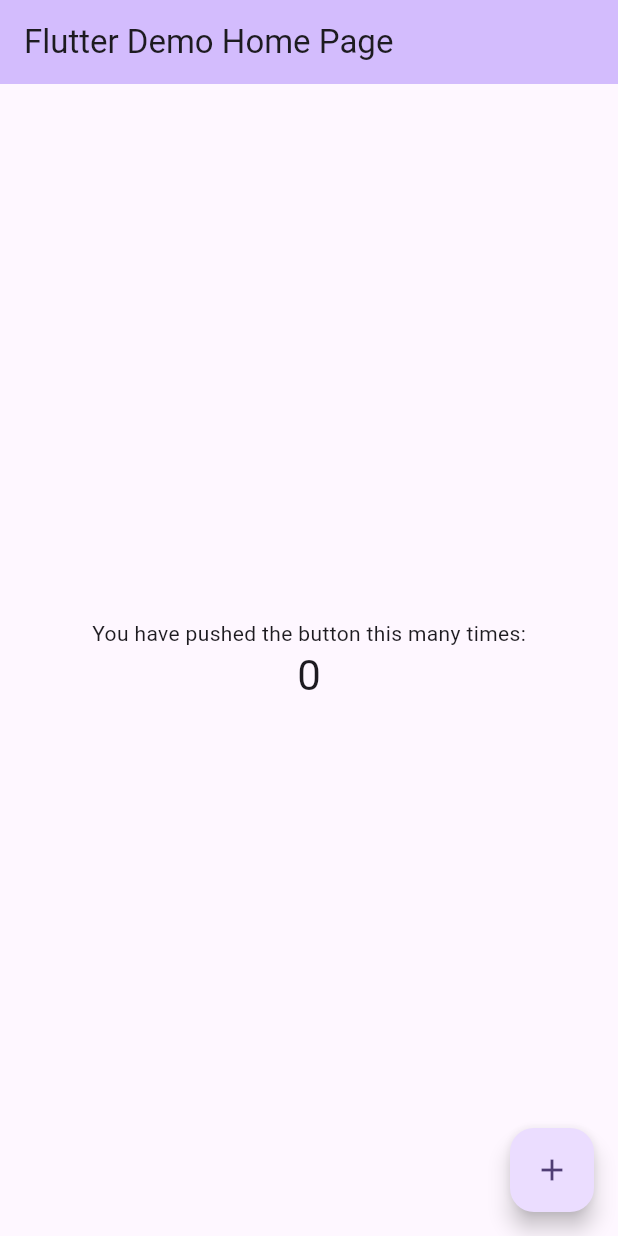
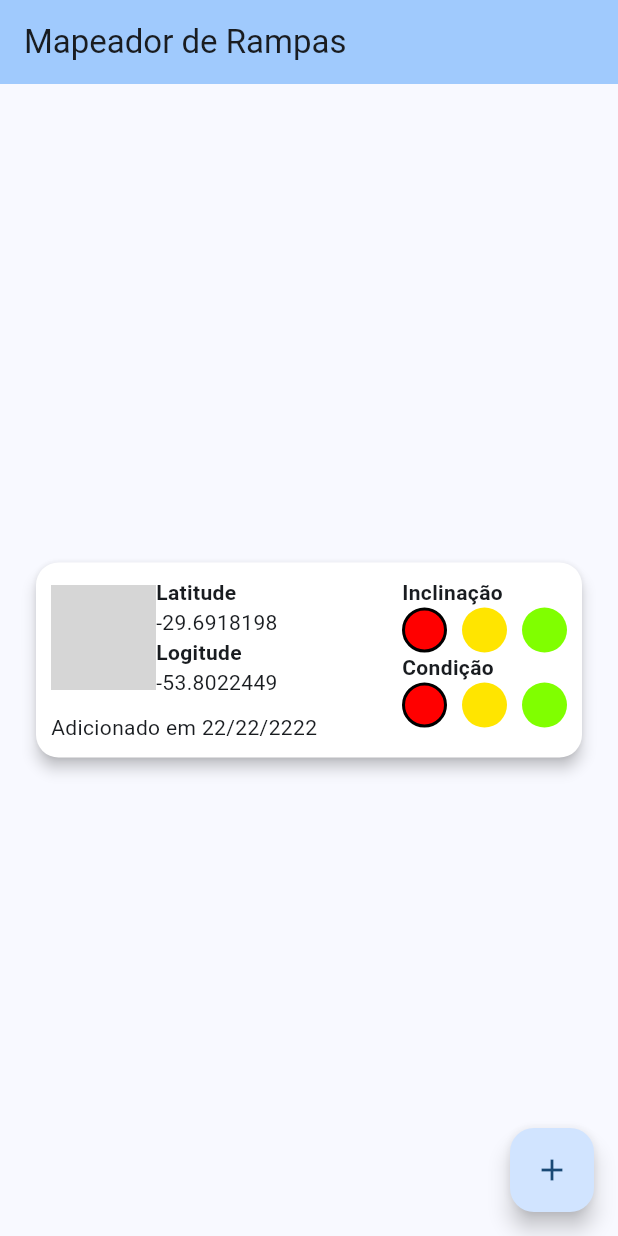
Before and after one commit to zitske/rampi-mapeador, a Flutter app: the screen it shows after launch, on a phone screen of 412 x 824 dp. Run offline on Flutter 3.47's test engine with Material 3 defaults, Android fonts, the light colour scheme and no system bars; our stand-ins replace cloud_firestore, firebase_core, firebase_storage, geolocator, image_picker; missing offline and left inert: dart:html; accounts and stored records are empty; network calls fail; grey boxes are pictures that could not be loaded.

Commit message:
first elements

```diff
--- /dev/null
+++ b/lib/View/main_view.dart
@@ -0,0 +1,58 @@
+import 'package:flutter/material.dart';
+import 'package:rampi_mapeador/View/widgets/card.dart';
+import 'package:rampi_mapeador/View/widgets/toggle.dart';
+
+class MyHomePage extends StatefulWidget {
+  const MyHomePage({super.key, required this.title});
+
+  // This widget is the home page of your application. It is stateful, meaning
+  // that it has a State object (defined below) that contains fields that affect
+  // how it looks.
+
+  // This class is the configuration for the state. It holds the values (in this
+  // case the title) provided by the parent (in this case the App widget) and
+  // used by the build method of the State. Fields in a Widget subclass are
+  // always marked "final".
+
+  final String title;
+
+  @override
+  State<MyHomePage> createState() => _MyHomePageState();
+}
+
+class _MyHomePageState extends State<MyHomePage> {
+  int _counter = 0;
+
+  void _incrementCounter() {
+    setState(() {
+      _counter++;
+    });
+  }
+
+  @override
+  Widget build(BuildContext context) {
+    return Scaffold(
+      appBar: AppBar(
+        backgroundColor: Theme.of(context).colorScheme.inversePrimary,
+        title: Text(widget.title),
+      ),
+      body: Padding(
+        padding: const EdgeInsets.all(20.0),
+        child: Center(
+          child: Column(
+            mainAxisAlignment: MainAxisAlignment.center,
+            children: <Widget>[
+              //ToggleSwitch(),
+              WhiteCard(),
+            ],
+          ),
+        ),
+      ),
+      floatingActionButton: FloatingActionButton(
+        onPressed: _incrementCounter,
+        tooltip: 'Increment',
+        child: const Icon(Icons.add),
+      ), // This trailing comma makes auto-formatting nicer for build methods.
+    );
+  }
+}
--- /dev/null
+++ b/lib/View/widgets/card.dart
@@ -0,0 +1,81 @@
+import 'package:flutter/material.dart';
+import 'package:rampi_mapeador/View/widgets/toggle.dart';
+
+class WhiteCard extends StatelessWidget {
+  @override
+  Widget build(BuildContext context) {
+    return Card(
+      elevation: 4, // Adjust the elevation for the drop shadow effect
+      shape: RoundedRectangleBorder(
+        borderRadius: BorderRadius.circular(
+            15), // Adjust the border radius for rounded corners
+      ),
+      color: Colors.white,
+      child: Container(
+        //width: 200, // Adjust the width of the card as needed
+        height: 130, // Adjust the height of the card as needed
+        // Add your content here
+        child: Padding(
+          padding: const EdgeInsets.all(10.0),
+          child: Row(
+            mainAxisAlignment: MainAxisAlignment.spaceBetween,
+            children: [
+              Column(
+                mainAxisAlignment: MainAxisAlignment.spaceBetween,
+                crossAxisAlignment: CrossAxisAlignment.start,
+                children: [
+                  Row(
+                    children: [
+                      ClipRRect(
+                        borderRadius: BorderRadius.circular(10.0),
+                        child: Image.network(
+                          'https://www.google.com/images/branding/googlelogo/1x/googlelogo_color_272x92dp.png',
+                          height: 70.0,
+                          width: 70.0,
+                        ),
+                      ),
+                      Column(
+                        crossAxisAlignment: CrossAxisAlignment.start,
+                        children: [
+                          Text(
+                            'Latitude',
+                            style: TextStyle(fontWeight: FontWeight.bold),
+                          ),
+                          Text(
+                            '-29.6918198',
+                            style: TextStyle(fontWeight: FontWeight.normal),
+                          ),
+                          Text(
+                            'Logitude',
+                            style: TextStyle(fontWeight: FontWeight.bold),
+                          ),
+                          Text(
+                            '-53.8022449',
+                            style: TextStyle(fontWeight: FontWeight.normal),
+                          ),
+                        ],
+                      )
+                    ],
+                  ),
+                  Text("Adicionado em 22/22/2222")
+                ],
+              ),
+              Column(crossAxisAlignment: CrossAxisAlignment.start, children: [
+                Text(
+                  'Inclinação',
+                  style: TextStyle(fontWeight: FontWeight.bold),
+                ),
+                ToggleSwitch(),
+                Text(
+                  'Condição',
+                  style: TextStyle(fontWeight: FontWeight.bold),
+                ),
+                ToggleSwitch(),
+              ])
+            ],
+          ),
+        ),
+      ),
+    );
+  }
+}
--- /dev/null
+++ b/lib/View/widgets/toggle.dart
@@ -0,0 +1,78 @@
+import 'package:flutter/material.dart';
+
+class ToggleSwitch extends StatefulWidget {
+  @override
+  _ToggleSwitchState createState() => _ToggleSwitchState();
+}
+
+class _ToggleSwitchState extends State<ToggleSwitch> {
+  int selectedIndex = 0;
+
+  @override
+  Widget build(BuildContext context) {
+    return Row(
+      mainAxisAlignment: MainAxisAlignment.center,
+      children: [
+        GestureDetector(
+          onTap: () {
+            setState(() {
+              selectedIndex = 0;
+            });
+          },
+          child: Container(
+            width: 30,
+            height: 30,
+            decoration: BoxDecoration(
+              shape: BoxShape.circle,
+              color: Color(0xFFFF0000),
+              border: Border.all(
+                color: selectedIndex == 0 ? Colors.black : Colors.transparent,
+                width: 2,
+              ),
+            ),
+          ),
+        ),
+        SizedBox(width: 10),
+        GestureDetector(
+          onTap: () {
+            setState(() {
+              selectedIndex = 1;
+            });
+          },
+          child: Container(
+            width: 30,
+            height: 30,
+            decoration: BoxDecoration(
+              shape: BoxShape.circle,
+              color: Color(0xFFFFE500),
+              border: Border.all(
+                color: selectedIndex == 1 ? Colors.black : Colors.transparent,
+                width: 2,
+              ),
+            ),
+          ),
+        ),
+        SizedBox(width: 10),
+        GestureDetector(
+          onTap: () {
+            setState(() {
+              selectedIndex = 2;
+            });
+          },
+          child: Container(
+            width: 30,
+            height: 30,
+            decoration: BoxDecoration(
+              shape: BoxShape.circle,
+              color: Color(0xFF80FF00),
+              border: Border.all(
+                color: selectedIndex == 2 ? Colors.black : Colors.transparent,
+                width: 2,
+              ),
+            ),
+          ),
+        ),
+      ],
+    );
+  }
+}
--- a/lib/main.dart
+++ b/lib/main.dart
@@ -1,6 +1,12 @@
 import 'package:flutter/material.dart';
+import 'package:firebase_core/firebase_core.dart';
+import 'package:rampi_mapeador/View/main_view.dart';
+import 'firebase_options.dart';
 
-void main() {
+Future<void> main() async {
+  await Firebase.initializeApp(
+    options: DefaultFirebaseOptions.currentPlatform,
+  );
   runApp(const MyApp());
 }
 
@@ -13,113 +19,10 @@ class MyApp extends StatelessWidget {
     return MaterialApp(
       title: 'Flutter Demo',
       theme: ThemeData(
-        // This is the theme of your application.
-        //
-        // TRY THIS: Try running your application with "flutter run". You'll see
-        // the application has a blue toolbar. Then, without quitting the app,
-        // try changing the seedColor in the colorScheme below to Colors.green
-        // and then invoke "hot reload" (save your changes or press the "hot
-        // reload" button in a Flutter-supported IDE, or press "r" if you used
-        // the command line to start the app).
-        //
-        // Notice that the counter didn't reset back to zero; the application
-        // state is not lost during the reload. To reset the state, use hot
-        // restart instead.
-        //
-        // This works for code too, not just values: Most code changes can be
-        // tested with just a hot reload.
-        colorScheme: ColorScheme.fromSeed(seedColor: Colors.deepPurple),
+        colorScheme: ColorScheme.fromSeed(seedColor: Colors.blue),
         useMaterial3: true,
       ),
-      home: const MyHomePage(title: 'Flutter Demo Home Page'),
+      home: const MyHomePage(title: 'Mapeador de Rampas'),
     );
   }
 }
-
-class MyHomePage extends StatefulWidget {
-  const MyHomePage({super.key, required this.title});
-
-  // This widget is the home page of your application. It is stateful, meaning
-  // that it has a State object (defined below) that contains fields that affect
-  // how it looks.
-
-  // This class is the configuration for the state. It holds the values (in this
-  // case the title) provided by the parent (in this case the App widget) and
-  // used by the build method of the State. Fields in a Widget subclass are
-  // always marked "final".
-
-  final String title;
-
-  @override
-  State<MyHomePage> createState() => _MyHomePageState();
-}
-
-class _MyHomePageState extends State<MyHomePage> {
-  int _counter = 0;
-
-  void _incrementCounter() {
-    setState(() {
-      // This call to setState tells the Flutter framework that something has
-      // changed in this State, which causes it to rerun the build method below
-      // so that the display can reflect the updated values. If we changed
-      // _counter without calling setState(), then the build method would not be
-      // called again, and so nothing would appear to happen.
-      _counter++;
-    });
-  }
-
-  @override
-  Widget build(BuildContext context) {
-    // This method is rerun every time setState is called, for instance as done
-    // by the _incrementCounter method above.
-    //
-    // The Flutter framework has been optimized to make rerunning build methods
-    // fast, so that you can just rebuild anything that needs updating rather
-    // than having to individually change instances of widgets.
-    return Scaffold(
-      appBar: AppBar(
-        // TRY THIS: Try changing the color here to a specific color (to
-        // Colors.amber, perhaps?) and trigger a hot reload to see the AppBar
-        // change color while the other colors stay the same.
-        backgroundColor: Theme.of(context).colorScheme.inversePrimary,
-        // Here we take the value from the MyHomePage object that was created by
-        // the App.build method, and use it to set our appbar title.
-        title: Text(widget.title),
-      ),
-      body: Center(
-        // Center is a layout widget. It takes a single child and positions it
-        // in the middle of the parent.
-        child: Column(
-          // Column is also a layout widget. It takes a list of children and
-          // arranges them vertically. By default, it sizes itself to fit its
-          // children horizontally, and tries to be as tall as its parent.
-          //
-          // Column has various properties to control how it sizes itself and
-          // how it positions its children. Here we use mainAxisAlignment to
-          // center the children vertically; the main axis here is the vertical
-          // axis because Columns are vertical (the cross axis would be
-          // horizontal).
-          //
-          // TRY THIS: Invoke "debug painting" (choose the "Toggle Debug Paint"
-          // action in the IDE, or press "p" in the console), to see the
-          // wireframe for each widget.
-          mainAxisAlignment: MainAxisAlignment.center,
-          children: <Widget>[
-            const Text(
-              'You have pushed the button this many times:',
-            ),
-            Text(
-              '$_counter',
-              style: Theme.of(context).textTheme.headlineMedium,
-            ),
-          ],
-        ),
-      ),
-      floatingActionButton: FloatingActionButton(
-        onPressed: _incrementCounter,
-        tooltip: 'Increment',
-        child: const Icon(Icons.add),
-      ), // This trailing comma makes auto-formatting nicer for build methods.
-    );
-  }
-}
```
Also changed, not shown: lib/Model/add_rampa.dart (added, +56 -0 lines), lib/Model/database.dart (added, +52 -0 lines), lib/Model/rampa_class.dart (added, +20 -0 lines), pubspec.yaml (+8 -0 lines), pubspec.lock, 11 other files.
